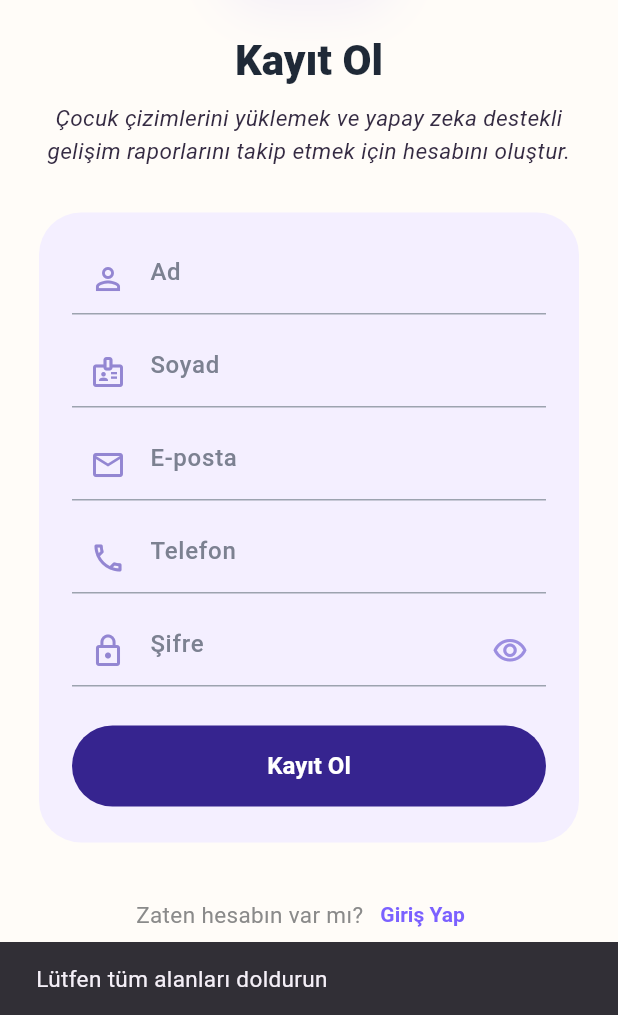
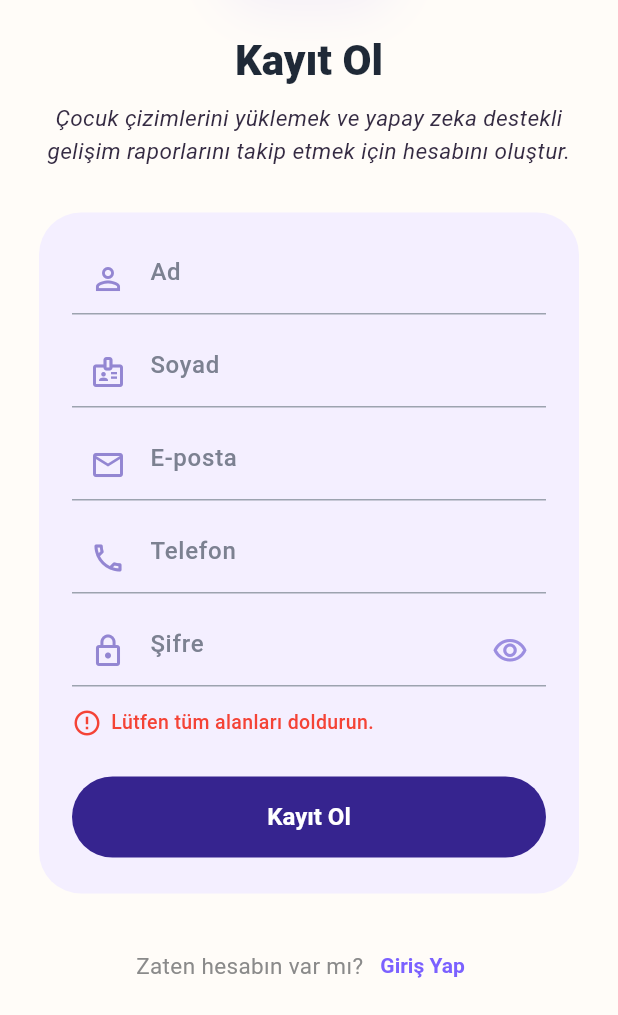
Before and after one commit to beyzagul02/cocukcizimi-v2, a Flutter app: the RegisterScreen screen opened directly, after a tap on "Kayıt Ol", on a phone screen of 412 x 824 dp, the part 221-1236 px from its top. Run offline on Flutter 3.47's test engine with Material 3 defaults, Android fonts, the phone set to English and light mode, and no system bars; our stand-ins replace cloud_firestore, firebase_auth, firebase_core, image_picker; accounts and stored records are empty.

Commit message:
Refactor error handling: replace SnackBars with in-app red error widgets and prevent technical details leakage

```diff
--- a/flutter_application_1/lib/screens/register_screen.dart
+++ b/flutter_application_1/lib/screens/register_screen.dart
@@ -23,16 +23,21 @@ class _RegisterScreenState extends State<RegisterScreen> {
 
   bool isLoading = false;
   bool obscurePassword = true;
+  String? errorMessage;
 
   Future<void> registerUser() async {
+    setState(() {
+      errorMessage = null;
+    });
+
     if (firstNameController.text.trim().isEmpty ||
         lastNameController.text.trim().isEmpty ||
         emailController.text.trim().isEmpty ||
         phoneController.text.trim().isEmpty ||
         passwordController.text.trim().isEmpty) {
-      ScaffoldMessenger.of(context).showSnackBar(
-        const SnackBar(content: Text("Lütfen tüm alanları doldurun")),
-      );
+      setState(() {
+        errorMessage = "Lütfen tüm alanları doldurun.";
+      });
       return;
     }
 
@@ -73,27 +78,27 @@ class _RegisterScreenState extends State<RegisterScreen> {
     } on FirebaseAuthException catch (e) {
       if (!mounted) return;
 
-      String message = "Bir hata oluştu";
+      String message = "Bir hata oluştu. Lütfen tekrar deneyin.";
 
       if (e.code == 'email-already-in-use') {
-        message = "Bu e-posta zaten kayıtlı";
+        message = "Bu e-posta adresi zaten kayıtlı.";
       } else if (e.code == 'weak-password') {
-        message = "Şifre çok zayıf";
+        message = "Şifre çok zayıf. Lütfen daha güçlü bir şifre seçin.";
       } else if (e.code == 'invalid-email') {
-        message = "Geçersiz e-posta adresi";
+        message = "Geçersiz e-posta adresi girdiniz.";
       } else if (e.code == 'operation-not-allowed') {
-        message = "Firebase Authentication içinde Email/Password açık değil";
+        message = "Kayıt yöntemi şu anda kapalı.";
       }
 
-      ScaffoldMessenger.of(
-        context,
-      ).showSnackBar(SnackBar(content: Text(message)));
+      setState(() {
+        errorMessage = message;
+      });
     } catch (e) {
       if (!mounted) return;
 
-      ScaffoldMessenger.of(
-        context,
-      ).showSnackBar(SnackBar(content: Text("Hata: $e")));
+      setState(() {
+        errorMessage = "Kayıt işlemi sırasında beklenmeyen bir hata oluştu. Lütfen tekrar deneyin.";
+      });
     } finally {
       if (mounted) {
         setState(() {
@@ -251,6 +256,32 @@ class _RegisterScreenState extends State<RegisterScreen> {
                       ),
                     ),
 
+                    // 🔴 HATA MESAJI
+                    if (errorMessage != null) ...[
+                      const SizedBox(height: 14),
+                      Row(
+                        crossAxisAlignment: CrossAxisAlignment.start,
+                        children: [
+                          const Icon(
+                            Icons.error_outline,
+                            color: Colors.red,
+                            size: 20,
+                          ),
+                          const SizedBox(width: 6),
+                          Expanded(
+                            child: Text(
+                              errorMessage!,
+                              style: const TextStyle(
+                                color: Colors.red,
+                                fontSize: 13,
+                                fontWeight: FontWeight.w500,
+                              ),
+                            ),
+                          ),
+                        ],
+                      ),
+                    ],
+
                     const SizedBox(height: 26),
 
                     ElevatedButton(
```
Also changed, not shown: flutter_application_1/lib/screens/report_screen.dart (+19 -4 lines), flutter_application_1/lib/screens/upload_image_screen.dart (+134 -23 lines).
